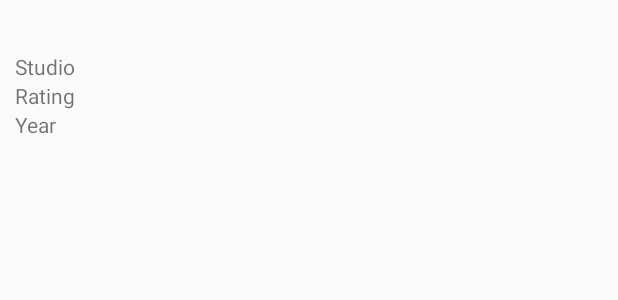
After one commit to Zeel0911/Comp-3025-ass-1, an Android app built with Jetpack Compose: the layout item_movie.xml on its own in the app's theme, with its tools: preview values and no code run, on a phone screen of 412 x 824 dp. The commit adds this screen. Shown: the top 300 px of the screen. Run offline under Robolectric (Android 15) with nearby library versions, the phone set to English and light mode, and no system bars.

Commit message:
created new xml file and editing

```diff
--- a/app/build.gradle.kts
+++ b/app/build.gradle.kts
@@ -49,6 +49,7 @@ dependencies {
     implementation(libs.androidx.ui.graphics)
     implementation(libs.androidx.ui.tooling.preview)
     implementation(libs.androidx.material3)
+    implementation(libs.androidx.recyclerview)
     testImplementation(libs.junit)
     androidTestImplementation(libs.androidx.junit)
     androidTestImplementation(libs.androidx.espresso.core)
--- /dev/null
+++ b/app/src/main/res/layout/item_movie.xml
@@ -0,0 +1,34 @@
+<?xml version="1.0" encoding="utf-8"?>
+<LinearLayout xmlns:android="http://schemas.android.com/apk/res/android"
+    android:layout_width="match_parent"
+    android:layout_height="wrap_content"
+    android:orientation="vertical"
+    android:padding="10dp"
+    android:background="?android:attr/selectableItemBackground">
+
+    <TextView
+        android:id="@+id/titleTextView"
+        android:textStyle="bold"
+        android:textSize="18sp"
+        android:layout_width="wrap_content"
+        android:layout_height="wrap_content" />
+
+    <TextView
+        android:id="@+id/studioTextView"
+        android:layout_width="wrap_content"
+        android:layout_height="wrap_content"
+        android:text="Studio" />
+
+    <TextView
+        android:id="@+id/ratingTextView"
+        android:layout_width="wrap_content"
+        android:layout_height="wrap_content"
+        android:text="Rating" />
+
+    <TextView
+        android:id="@+id/yearTextView"
+        android:layout_width="wrap_content"
+        android:layout_height="wrap_content"
+        android:text="Year" />
+
+</LinearLayout>
--- a/gradle/libs.versions.toml
+++ b/gradle/libs.versions.toml
@@ -8,6 +8,7 @@ espressoCore = "3.6.1"
 lifecycleRuntimeKtx = "2.6.1"
 activityCompose = "1.10.1"
 composeBom = "2024.09.00"
+recyclerview = "1.4.0"
 
 [libraries]
 androidx-core-ktx = { group = "androidx.core", name = "core-ktx", version.ref = "coreKtx" }
@@ -24,6 +25,7 @@ androidx-ui-tooling-preview = { group = "androidx.compose.ui", name = "ui-toolin
 androidx-ui-test-manifest = { group = "androidx.compose.ui", name = "ui-test-manifest" }
 androidx-ui-test-junit4 = { group = "androidx.compose.ui", name = "ui-test-junit4" }
 androidx-material3 = { group = "androidx.compose.material3", name = "material3" }
+androidx-recyclerview = { group = "androidx.recyclerview", name = "recyclerview", version.ref = "recyclerview" }
 
 [plugins]
 android-application = { id = "com.android.application", version.ref = "agp" }
```
Also changed, not shown: app/src/main/res/layout/activity_main.xml (+20 -1 lines).
